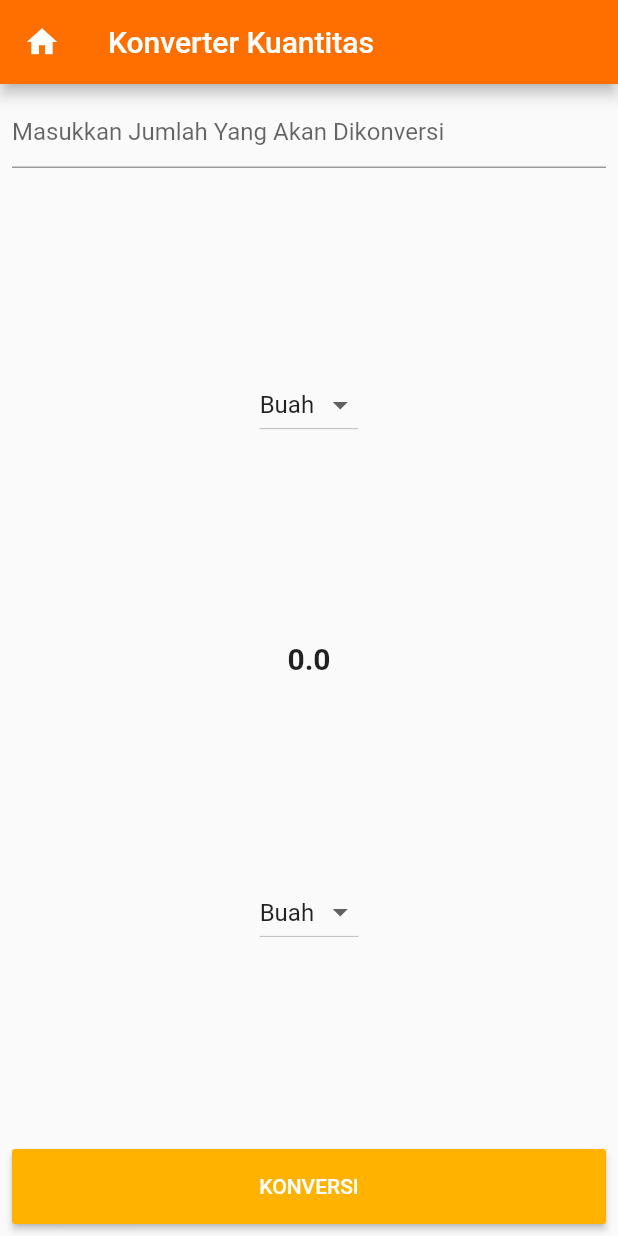
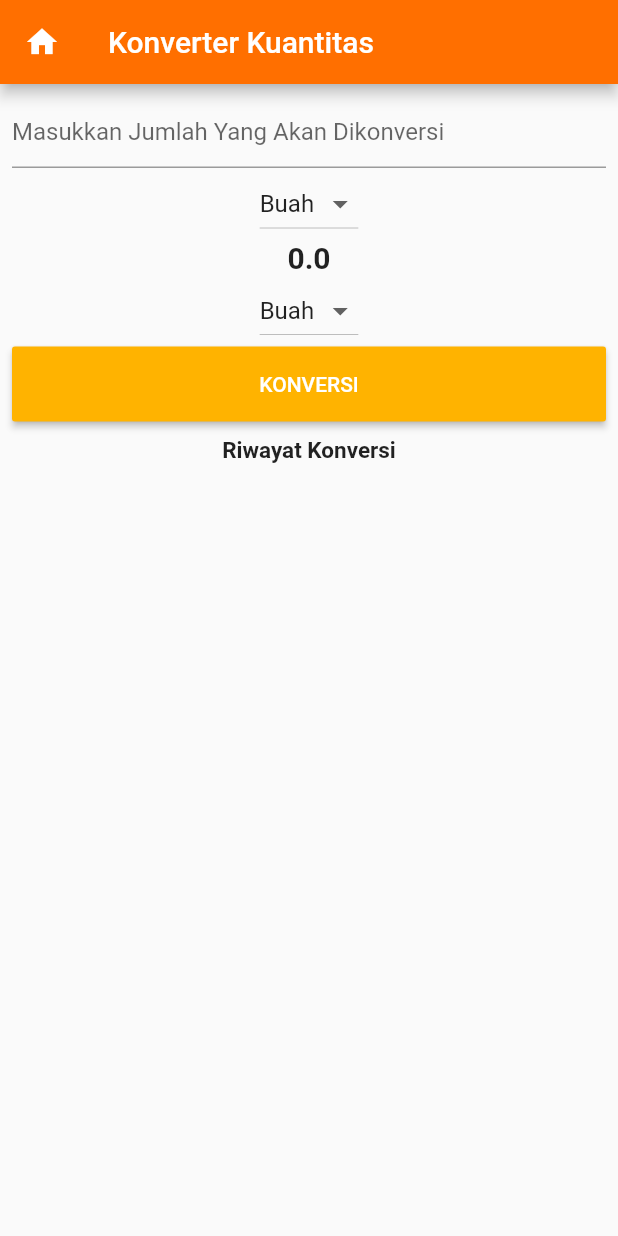
Before and after one commit to tria21/polinema_mobile_flutter_kuis1, a Flutter app: the screen it shows after launch, on a phone screen of 412 x 824 dp. Run offline on Flutter 3.47's test engine with Material 2 defaults, Android fonts, the phone set to English and light mode, and no system bars.

Commit message:
membuat auto convert dan menambah riwayat.dart

```diff
--- a/lib/main.dart
+++ b/lib/main.dart
@@ -1,6 +1,6 @@
 import 'package:flutter/material.dart';
 import 'package:flutter/services.dart';
-
+import 'riwayat.dart';
 void main() {
   runApp(MyApp());
 }
@@ -52,7 +52,7 @@
         else if (_newValueResult == "Rim")
           _result = _inputUser / 500;
         else
-        _result = _inputUser;
+          _result = _inputUser;
       } else if (_newValueInput == "Lusin") {
         if (_newValueResult == "Buah")
           _result = _inputUser * 12;
@@ -63,7 +63,7 @@
         else if (_newValueResult == "Rim")
           _result = (_inputUser * 12) / 500;
         else
-        _result = _inputUser;
+          _result = _inputUser;
       } else if (_newValueInput == "Kodi") {
         if (_newValueResult == "Buah")
           _result = _inputUser * 20;
@@ -74,7 +74,7 @@
         else if (_newValueResult == "Rim")
           _result = (_inputUser * 20) / 500;
         else
-        _result = _inputUser;
+          _result = _inputUser;
       } else if (_newValueInput == "Gross") {
         if (_newValueResult == "Buah")
           _result = _inputUser * 144;
@@ -85,7 +85,7 @@
         else if (_newValueResult == "Rim")
           _result = (_inputUser * 144) / 500;
         else
-        _result = _inputUser;
+          _result = _inputUser;
       } else {
         if (_newValueResult == "Buah")
           _result = _inputUser * 500;
@@ -96,8 +96,10 @@
         else if (_newValueResult == "Gross")
           _result = (_inputUser * 500) / 144;
         else
-        _result = _inputUser;
+          _result = _inputUser;
       }
+      //menampilkan riwayat konversi
+      listViewItem.add("$_newValueInput : $_result $_newValueResult");
     });
   }
 
@@ -142,6 +144,7 @@
                   onChanged: (String changeValue) {
                     setState(() {
                       _newValueInput = changeValue;
+                      perhitungan(); //untuk auto konvert ketika mengganti value dropdown
                     });
                   },
                 ),
@@ -161,6 +164,7 @@
                   onChanged: (String changeValue) {
                     setState(() {
                       _newValueResult = changeValue;
+                      perhitungan(); //untuk auto konvert ketika mengganti value dropdown
                     });
                   },
                 ),
@@ -177,10 +181,21 @@
                     textColor: Colors.white,
                     child: const Text('KONVERSI'),
                   ),
-                )
+                ),
+                Container(
+                    margin: EdgeInsets.only(top: 10.0, bottom: 10.0),
+                    child: Text(
+                      "Riwayat Konversi",
+                      style: TextStyle(fontWeight: FontWeight.bold, fontSize: 15,),
+                  ),
+                  ),
+                  Expanded(
+                    child: Riwayat(listViewItem: listViewItem)
+                  ),
               ],
             ),
-          )),
+          )
+        ),
     );
   }
 }
--- /dev/null
+++ b/lib/riwayat.dart
@@ -0,0 +1,25 @@
+import 'package:flutter/material.dart';
+
+class Riwayat extends StatelessWidget {
+  const Riwayat({
+    Key key,
+    @required this.listViewItem,
+  }) : super(key: key);
+
+  final List<String> listViewItem;
+
+  @override
+  Widget build(BuildContext context) {
+    return ListView(
+      children: listViewItem.map((String value) {
+    return Container(
+      margin: EdgeInsets.all(10),
+      child: Text(
+        value,
+        style: TextStyle(fontSize: 15),
+      ),
+    );
+      }).toList(),
+    );
+  }
+  }
```
